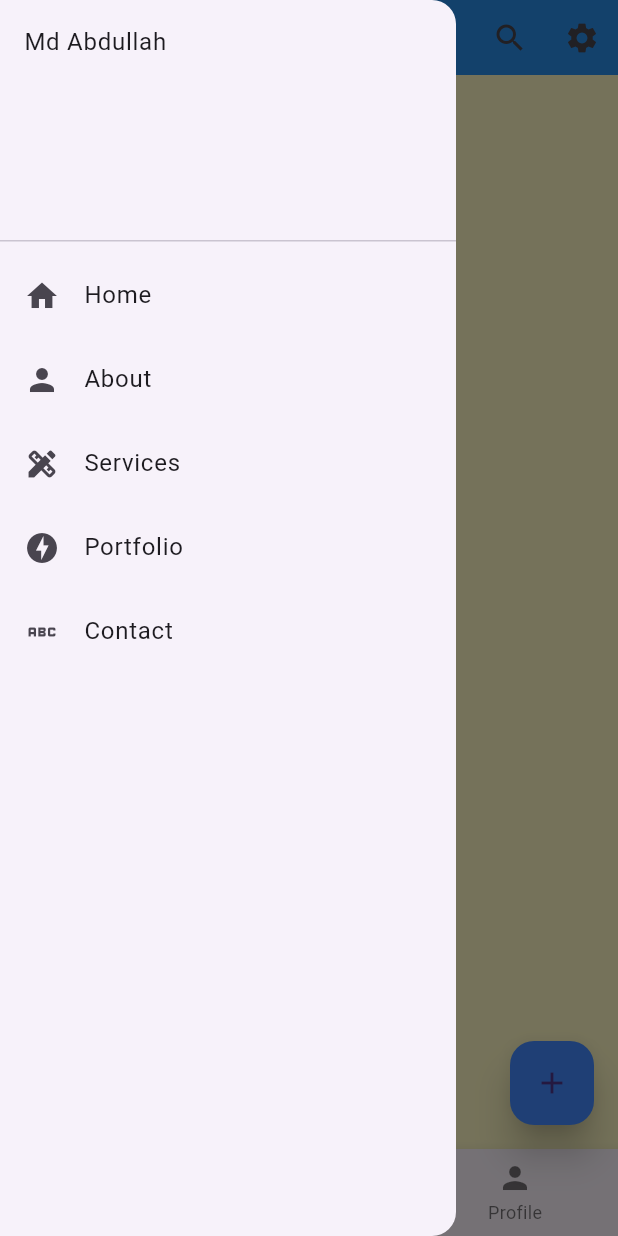
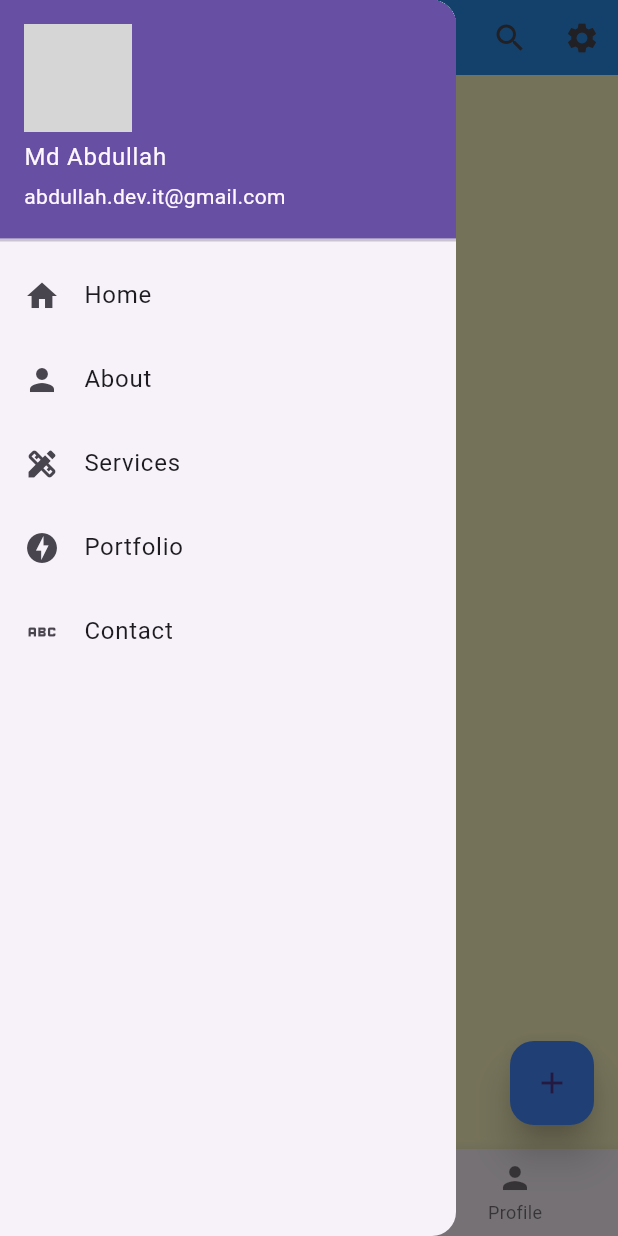
Before and after one commit to Md-Abdullah-321/Flutter-Basic-App, a Flutter app: the screen it shows after launch, with the side drawer open, on a phone screen of 412 x 824 dp. Run offline on Flutter 3.47's test engine with Material 3 defaults, Android fonts, the phone set to English and light mode, and no system bars; network calls fail; grey boxes are pictures that could not be loaded.

Commit message:
added image, text and email on drawerHeader

```diff
--- a/lib/main.dart
+++ b/lib/main.dart
@@ -1,4 +1,4 @@
-// ignore_for_file: use_key_in_widget_constructors
+// ignore_for_file: use_key_in_widget_constructors, prefer_const_constructors
 
 import 'package:flutter/material.dart';
 
@@ -87,7 +87,20 @@ class HomeActivity extends StatelessWidget {
       drawer: Drawer(
         child: ListView(
           children: [
-            const DrawerHeader(child: Text("Md Abdullah")),
+            DrawerHeader(
+                padding: const EdgeInsets.all(0),
+                child: UserAccountsDrawerHeader(
+                  // decoration: const BoxDecoration(color: Colors.black),
+                  accountName: const Text("Md Abdullah"),
+                  accountEmail: const Text("abdullah.dev.it@gmail.com"),
+                  // ignore: unnecessary_new
+                  currentAccountPicture: new CircleAvatar(
+                    radius: 50.0,
+                    backgroundImage: NetworkImage(
+                        "https://scontent.fdac142-1.fna.fbcdn.net/v/t39.30808-6/424938165_365447596338067_2885686924490441612_n.jpg?_nc_cat=108&ccb=1-7&_nc_sid=5f2048&_nc_ohc=xQxoZfBUfOAQ7kNvgFHLeRL&_nc_ht=scontent.fdac142-1.fna&oh=00_AfCDUTty7hQnnHi1_yGlVuMhl9UpSYioI6j8d_fawOXPDg&oe=663E0008"), // for Network image
+                  ),
+                  margin: EdgeInsets.all(0),
+                )),
             ListTile(
               leading: const Icon(Icons.home),
               title: const Text("Home"),
```
